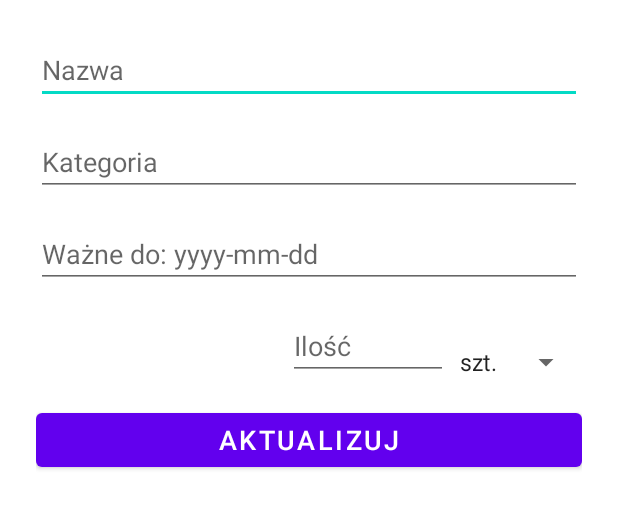
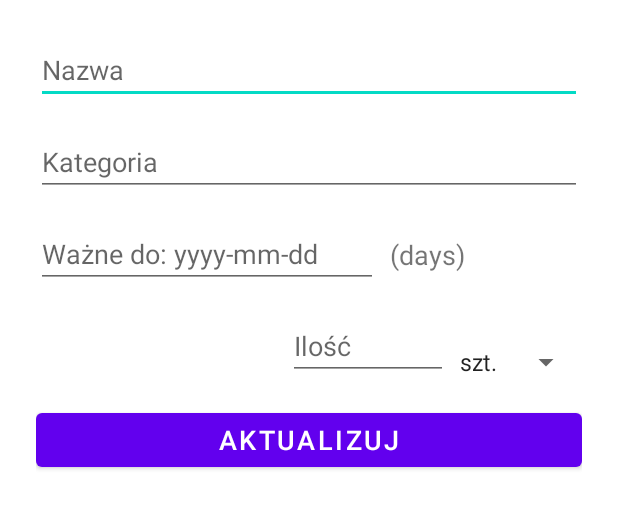
Before and after one commit to bujowskis/Whats-in-Fridge, an Android app: the layout fragment_update_product.xml on its own in the app's theme, with its tools: preview values and no code run, on a phone screen of 412 x 824 dp. Shown: the top 509 px of the screen. Run offline under Robolectric (Android 15) with nearby library versions, the phone set to English and light mode, and no system bars.

Commit message:
show days till expiration in UpdateProductFragment

```diff
--- a/app/src/main/res/layout/fragment_update_product.xml
+++ b/app/src/main/res/layout/fragment_update_product.xml
@@ -35,16 +35,29 @@
 
     <EditText
         android:id="@+id/etUpdateExpirationDate"
-        android:layout_width="match_parent"
+        android:layout_width="0dp"
         android:layout_height="wrap_content"
         android:layout_marginTop="16sp"
+        android:layout_marginEnd="8sp"
         android:ems="10"
         android:hint="Ważne do: yyyy-mm-dd"
         android:inputType="date"
         android:textSize="18sp"
-        app:layout_constraintEnd_toEndOf="parent"
+        app:layout_constraintEnd_toStartOf="@id/tvTillExpiration"
         app:layout_constraintStart_toStartOf="parent"
         app:layout_constraintTop_toBottomOf="@id/etUpdateCategory" />
+
+    <TextView
+        android:id="@+id/tvTillExpiration"
+        android:layout_width="wrap_content"
+        android:layout_height="wrap_content"
+        android:ems="6"
+        android:text="(days)"
+        android:textSize="18sp"
+        app:layout_constraintBottom_toBottomOf="@id/etUpdateExpirationDate"
+        app:layout_constraintEnd_toEndOf="parent"
+        app:layout_constraintTop_toTopOf="@id/etUpdateExpirationDate" />
+
 
     <EditText
         android:id="@+id/etUpdateAmount"
```
Also changed, not shown: app/src/main/java/com/example/whatsinfridge/fragments/productUpdate/UpdateProductFragment.kt (+11 -0 lines).
